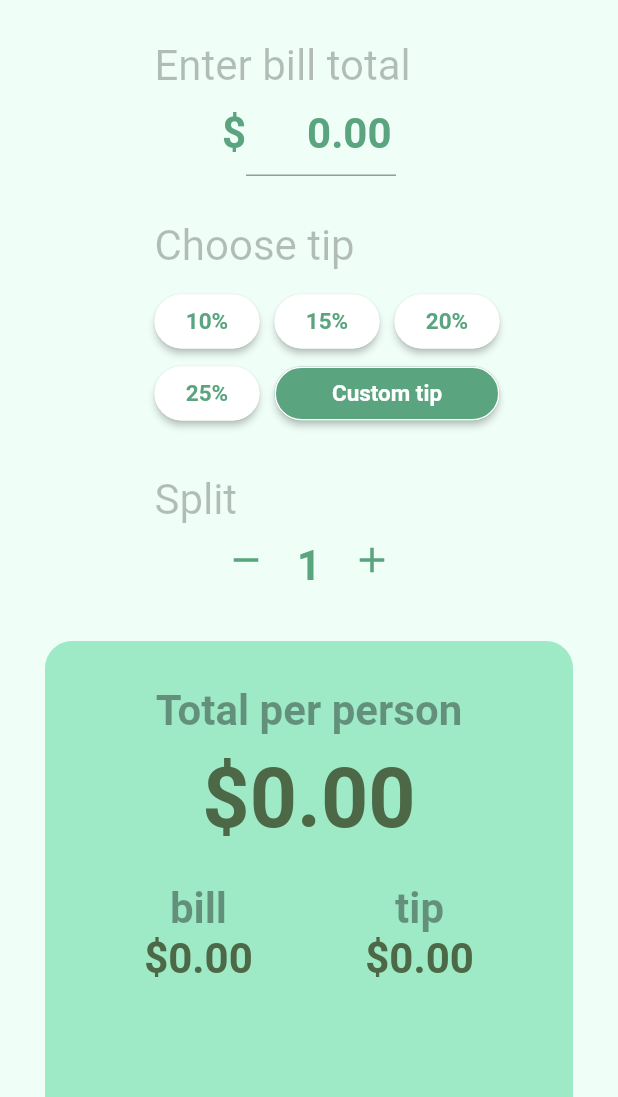
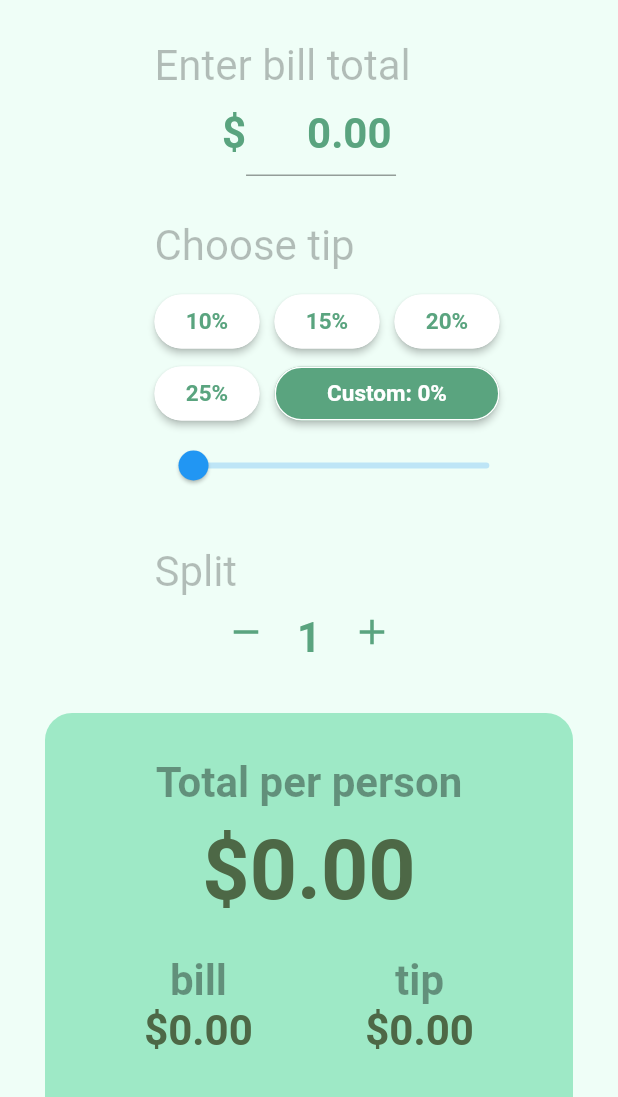
Before and after one commit to andrewjprice/flutter_gratuity, a Flutter app: the screen it shows after launch, after a tap on "Custom tip", on a phone screen of 412 x 824 dp, the part 139-1236 px from its top. Run offline on Flutter 3.47's test engine with Material 2 defaults, Android fonts, the phone set to English and light mode, and no system bars; our stand-ins replace flutter_masked_text, google_fonts; Roboto replaces fonts that are missing (Tajawal).

Commit message:
Add CustomTip widget

```diff
--- a/lib/app_state.dart
+++ b/lib/app_state.dart
@@ -13,6 +13,12 @@ class AppState extends ChangeNotifier {
 
   void setTotal(double total) {
     _total = total;
+    calculate();
+    notifyListeners();
+  }
+
+  void setCustomTip(double tip) {
+    _tip = tip / 100;
     calculate();
     notifyListeners();
   }
@@ -41,6 +47,7 @@ class AppState extends ChangeNotifier {
   double get total => _total;
   double get tip => _tip;
   int get split => _split;
+  String get customTipDisplay => (_tip * 100).toStringAsFixed(0);
   String get toggle => _toggle;
   String get totalDisplay => _totalDisplay;
   String get billDisplay => _billDisplay;
--- /dev/null
+++ b/lib/widgets/custom_tip.dart
@@ -0,0 +1,32 @@
+import 'package:flutter/material.dart';
+import 'package:provider/provider.dart';
+import 'package:gratuity/app_state.dart';
+
+class CustomTip extends StatefulWidget {
+  @override
+  _CustomTip createState() => _CustomTip();
+}
+
+class _CustomTip extends State<CustomTip> {
+  double _value = 0.0;
+  @override
+  Widget build(BuildContext context) {
+    return Consumer<AppState>(
+      builder: (context, provider, child) {
+        return Container(
+          child: Slider.adaptive(
+              value: _value,
+              onChanged: (double newValue) {
+                setState(() => _value = newValue);
+                provider.setCustomTip(newValue);
+              },
+              min: 0.0,
+              max: 100.0,
+              divisions: 100,
+              label: _value.toString(),
+            ),
+        );
+      }
+    );
+  }
+}
--- a/lib/widgets/tip_options.dart
+++ b/lib/widgets/tip_options.dart
@@ -3,12 +3,12 @@ import 'package:google_fonts/google_fonts.dart';
 import 'package:gratuity/widgets/tip_button.dart';
 import 'package:provider/provider.dart';
 import 'package:gratuity/app_state.dart';
+import 'package:gratuity/widgets/custom_tip.dart';
 
 class TipOptions extends StatelessWidget {
   @override
   Widget build(BuildContext context) {
-    return Consumer<AppState>(
-      builder: (context, provider, child) {
+    return Consumer<AppState>(builder: (context, provider, child) {
       return Container(
         margin: EdgeInsets.only(left: MediaQuery.of(context).size.width * .25),
         width: MediaQuery.of(context).size.width,
@@ -23,20 +23,56 @@ class TipOptions extends StatelessWidget {
             SizedBox(height: 10.0),
             Row(
               children: <Widget>[
-                    TipButton(label: '10%', onPressed: () { provider.setTip(0.1, '10'); }, width: 80.0, toggleKey: '10'),
-                    TipButton(label: '15%', onPressed: () { provider.setTip(0.15, '15'); }, width: 80.0, toggleKey: '15'),
-                    TipButton(label: '20%', onPressed: () { provider.setTip(0.2, '20'); }, width: 80.0, toggleKey: '20'),
+                TipButton(
+                    label: '10%',
+                    onPressed: () {
+                      provider.setTip(0.1, '10');
+                    },
+                    width: 80.0,
+                    toggleKey: '10'),
+                TipButton(
+                    label: '15%',
+                    onPressed: () {
+                      provider.setTip(0.15, '15');
+                    },
+                    width: 80.0,
+                    toggleKey: '15'),
+                TipButton(
+                    label: '20%',
+                    onPressed: () {
+                      provider.setTip(0.2, '20');
+                    },
+                    width: 80.0,
+                    toggleKey: '20'),
               ],
             ),
             Row(
               children: <Widget>[
-                    TipButton(label: '25%', onPressed: () { provider.setTip(0.25, '25'); }, width: 80.0, toggleKey: '25'),
-                    TipButton(label: 'Custom tip', onPressed: () { provider.setTip(0.0, 'custom'); }, width: 160.0, toggleKey: 'custom'),
+                TipButton(
+                    label: '25%',
+                    onPressed: () {
+                      provider.setTip(0.25, '25');
+                    },
+                    width: 80.0,
+                    toggleKey: '25'),
+                TipButton(
+                    label: provider.toggle == 'custom' ? 'Custom: ${provider.customTipDisplay}%' : 'Custom tip',
+                    onPressed: () {
+                      provider.setTip(0.0, 'custom');
+                    },
+                    width: 160.0,
+                    toggleKey: 'custom'),
               ],
+            ),
+            Visibility(
+              visible: provider.toggle == 'custom',
+              child: Container(
+                  width: MediaQuery.of(context).size.width * .6,
+                  child: CustomTip()),
             )
           ],
-            ));
-      }
+        ),
       );
+    });
   }
 }
```
Lines whose indentation alone changed are shown as unchanged.
